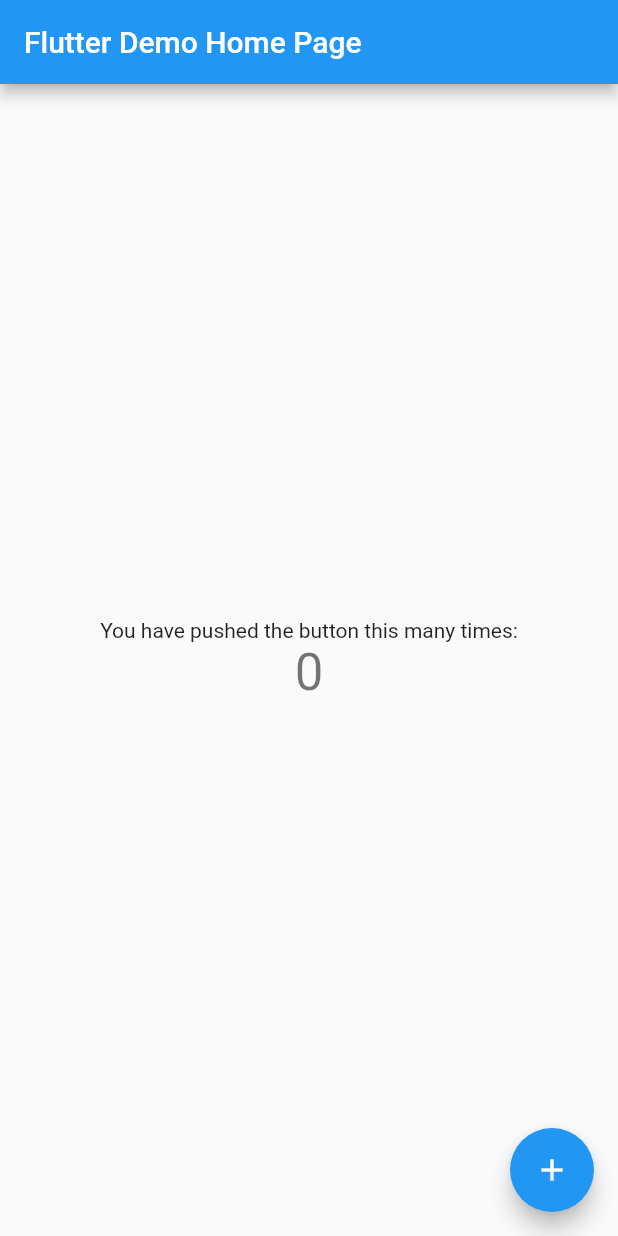
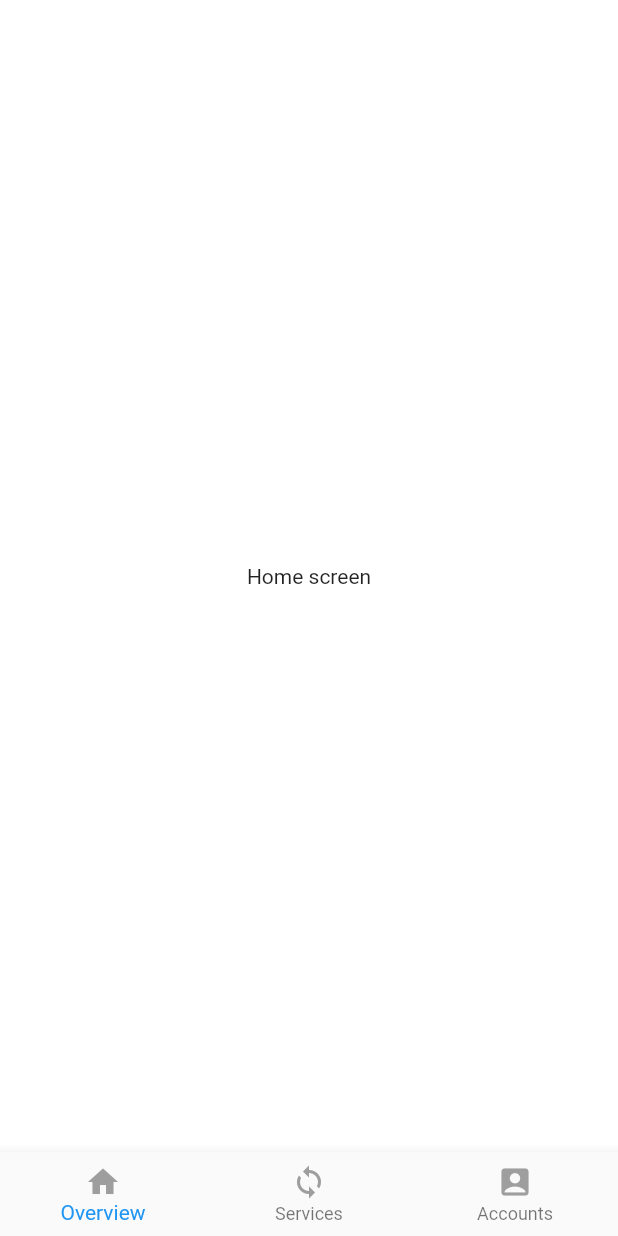
Before and after one commit to dengunmobile/flutterhackaton1jun2019, a Flutter app: the screen it shows after launch, on a phone screen of 412 x 824 dp. Run offline on Flutter 3.47's test engine with Material 2 defaults, Android fonts, the phone set to English and light mode, and no system bars.

```diff
--- a/servi/lib/main.dart
+++ b/servi/lib/main.dart
@@ -1,4 +1,5 @@
 import 'package:flutter/material.dart';
+import 'package:servi/screens/main_screen.dart';
 
 void main() => runApp(MyApp());
 
@@ -7,105 +8,11 @@ class MyApp extends StatelessWidget {
   @override
   Widget build(BuildContext context) {
     return MaterialApp(
-      title: 'Flutter Demo',
+      title: 'Servi',
       theme: ThemeData(
-        // This is the theme of your application.
-        //
-        // Try running your application with "flutter run". You'll see the
-        // application has a blue toolbar. Then, without quitting the app, try
-        // changing the primarySwatch below to Colors.green and then invoke
-        // "hot reload" (press "r" in the console where you ran "flutter run",
-        // or simply save your changes to "hot reload" in a Flutter IDE).
-        // Notice that the counter didn't reset back to zero; the application
-        // is not restarted.
         primarySwatch: Colors.blue,
       ),
-      home: MyHomePage(title: 'Flutter Demo Home Page'),
+      home: MainScreen(),
     );
   }
 }
-
-class MyHomePage extends StatefulWidget {
-  MyHomePage({Key key, this.title}) : super(key: key);
-
-  // This widget is the home page of your application. It is stateful, meaning
-  // that it has a State object (defined below) that contains fields that affect
-  // how it looks.
-
-  // This class is the configuration for the state. It holds the values (in this
-  // case the title) provided by the parent (in this case the App widget) and
-  // used by the build method of the State. Fields in a Widget subclass are
-  // always marked "final".
-
-  final String title;
-
-  @override
-  _MyHomePageState createState() => _MyHomePageState();
-}
-
-class _MyHomePageState extends State<MyHomePage> {
-  int _counter = 0;
-
-  void _incrementCounter() {
-    setState(() {
-      // This call to setState tells the Flutter framework that something has
-      // changed in this State, which causes it to rerun the build method below
-      // so that the display can reflect the updated values. If we changed
-      // _counter without calling setState(), then the build method would not be
-      // called again, and so nothing would appear to happen.
-      _counter++;
-    });
-  }
-
-  @override
-  Widget build(BuildContext context) {
-    // This method is rerun every time setState is called, for instance as done
-    // by the _incrementCounter method above.
-    //
-    // The Flutter framework has been optimized to make rerunning build methods
-    // fast, so that you can just rebuild anything that needs updating rather
-    // than having to individually change instances of widgets.
-    return Scaffold(
-      appBar: AppBar(
-        // Here we take the value from the MyHomePage object that was created by
-        // the App.build method, and use it to set our appbar title.
-        title: Text(widget.title),
-      ),
-      body: Center(
-        // Center is a layout widget. It takes a single child and positions it
-        // in the middle of the parent.
-        child: Column(
-          // Column is also layout widget. It takes a list of children and
-          // arranges them vertically. By default, it sizes itself to fit its
-          // children horizontally, and tries to be as tall as its parent.
-          //
-          // Invoke "debug painting" (press "p" in the console, choose the
-          // "Toggle Debug Paint" action from the Flutter Inspector in Android
-          // Studio, or the "Toggle Debug Paint" command in Visual Studio Code)
-          // to see the wireframe for each widget.
-          //
-          // Column has various properties to control how it sizes itself and
-          // how it positions its children. Here we use mainAxisAlignment to
-          // center the children vertically; the main axis here is the vertical
-          // axis because Columns are vertical (the cross axis would be
-          // horizontal).
-          mainAxisAlignment: MainAxisAlignment.center,
-          children: <Widget>[
-            Text(
-              'You have pushed the button this many times:',
-            ),
-            Text(
-              '$_counter',
-              style: Theme.of(context).textTheme.display1,
-            ),
-          ],
-        ),
-      ),
-      floatingActionButton: FloatingActionButton(
-        onPressed: _incrementCounter,
-        tooltip: 'Increment',
-        child: Icon(Icons.add),
-      ), // This trailing comma makes auto-formatting nicer for build methods.
-    );
-  }
-}
--- /dev/null
+++ b/servi/lib/screens/home_screen.dart
@@ -0,0 +1,19 @@
+import 'package:flutter/material.dart';
+
+class HomeScreen extends StatefulWidget {
+
+  @override
+  _HomeScreenState createState() => _HomeScreenState();
+}
+
+class _HomeScreenState extends State<HomeScreen> {
+  @override
+  Widget build(BuildContext context) {
+    return Container(
+      color: Colors.white,
+      child: Center(
+        child: Text("Home screen"),
+      ),
+    );
+  }
+}
--- /dev/null
+++ b/servi/lib/screens/main_screen.dart
@@ -0,0 +1,78 @@
+
+import 'package:flutter/material.dart';
+import 'package:flutter/widgets.dart';
+import 'package:servi/screens/services_screen.dart';
+import 'package:servi/theme/colors.dart';
+
+import 'account_screen.dart';
+import 'home_screen.dart';
+
+class MainScreen extends StatefulWidget {
+  @override
+  State<StatefulWidget> createState() => _MainScreen();
+}
+
+class _MainScreen extends State<MainScreen> {
+
+  var _hideAppBar = true;
+  int _currentIndex = 0;
+  final List<Widget> _children = [
+    HomeScreen(),
+    ServicesScreen(),
+    AccountScreen(),
+  ];
+
+  @override
+  void initState() {
+    super.initState();
+
+  }
+
+  void _onTabTapped(int index) {
+    setState(() {
+      _currentIndex = index;
+    });
+  }
+
+  @override
+  Widget build(BuildContext context) {
+
+    final TextStyle textStyle = Theme.of(context).textTheme.display1;
+
+    final bottomNavigationBar = BottomNavigationBar(
+      fixedColor: Theme.of(context).primaryColor,
+      currentIndex: _currentIndex,
+      onTap: _onTabTapped,
+      items: [
+        BottomNavigationBarItem(
+          icon: Icon(Icons.home, color: Colors.grey),
+          title: Text("Overview",),
+        ),
+        BottomNavigationBarItem(
+            icon: Icon(Icons.sync, color: Colors.grey),
+            title: Text("Services",)
+        ),
+        BottomNavigationBarItem(
+            icon: Icon(Icons.account_box, color: Colors.grey),
+            title: Text("Accounts", )
+        ),
+      ],
+    );
+
+    final s = Scaffold(
+      appBar: _hideAppBar ? null : AppBar(
+        title: Text("bar", style: textStyle),
+        backgroundColor: AppColors.backgroundColor,
+      ),
+      body: _children[_currentIndex],
+      bottomNavigationBar: bottomNavigationBar,
+    );
+
+    return s;
+  }
+
+  @override
+  dispose(){
+    super.dispose();
+  }
+}
--- /dev/null
+++ b/servi/lib/theme/colors.dart
@@ -0,0 +1,14 @@
+
+import 'package:flutter/material.dart';
+import 'package:servi/utils/colors.dart';
+
+class AppColors {
+  //static const backgroundColor = Color.fromRGBO(246, 248, 249, 1.0);
+  static final backgroundColor = HexColor("#F3F5F6");
+  static final primaryTextColor = HexColor("#091440");
+  static final greyTextColor1 = HexColor("#596D81");
+  static final blackTextColor1 = HexColor("#091440");
+  static final blackTextColor2 = HexColor("#48566E");
+
+  static const darkGrey = Color.fromRGBO(103, 125, 141, 1.0);
+}
--- /dev/null
+++ b/servi/lib/utils/colors.dart
@@ -0,0 +1,15 @@
+
+
+import 'package:flutter/material.dart';
+
+class HexColor extends Color {
+  static int _getColorFromHex(String hexColor) {
+    hexColor = hexColor.toUpperCase().replaceAll("#", "");
+    if (hexColor.length == 6) {
+      hexColor = "FF" + hexColor;
+    }
+    return int.parse(hexColor, radix: 16);
+  }
+
+  HexColor(final String hexColor) : super(_getColorFromHex(hexColor));
+}
--- /dev/null
+++ b/servi/lib/utils/constants.dart
@@ -0,0 +1,6 @@
+
+
+class LayoutDimensions {
+  static const leftPadding = 8;
+  static const rightPadding = 8;
+}
```
Also changed, not shown: servi/lib/screens/account_screen.dart (added, +19 -0 lines), servi/lib/screens/services_screen.dart (added, +19 -0 lines), servi/lib/theme/style.dart (added, +22 -0 lines), servi/lib/utils/ui.dart (added, +14 -0 lines).
